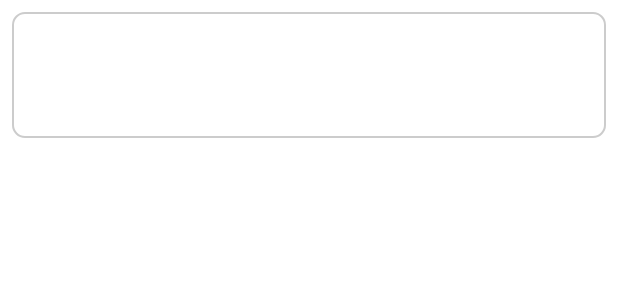
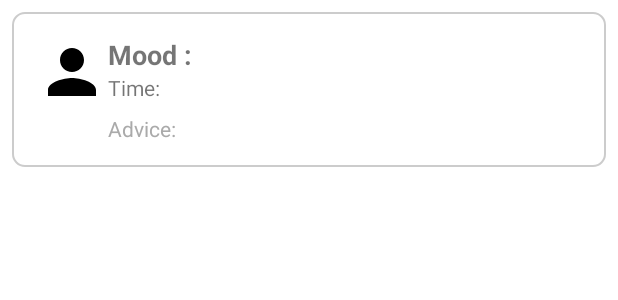
Before and after one commit to rasel-093/FerApp, an Android app: the layout emotion_history_item.xml on its own in the app's theme, with its tools: preview values and no code run, on a phone screen of 412 x 824 dp. Shown: the top 300 px of the screen. Run offline under Robolectric (Android 15) with nearby library versions, the phone set to English and light mode, and no system bars.

Commit message:
capturedImage added to recyclerview

```diff
--- a/app/src/main/java/com/vicksam/ferapp/MainActivity.kt
+++ b/app/src/main/java/com/vicksam/ferapp/MainActivity.kt
@@ -30,6 +30,7 @@ import husaynhakeem.io.facedetector.FaceBoundsOverlay
 import husaynhakeem.io.facedetector.FaceDetector
 import husaynhakeem.io.facedetector.Frame
 import husaynhakeem.io.facedetector.LensFacing
+import java.util.UUID
 
 class MainActivity : AppCompatActivity() {
 
@@ -68,8 +69,10 @@ class MainActivity : AppCompatActivity() {
                     super.onPictureTaken(result)
                     val byteArrayImage = result.data
                     // TODO: use dynamic date time. date time to string
+                    val uid = (0..10).random()
                     val history = History(
-                        dateTime = "2021", //todo : dynamic date
+                        historyId = uid,
+                        dateTime = "2021",
                         userId = 2,
                         expressionType = 3,
                         capturedFace = byteArrayImage,
--- a/app/src/main/java/com/vicksam/ferapp/db/history/History.kt
+++ b/app/src/main/java/com/vicksam/ferapp/db/history/History.kt
@@ -5,7 +5,7 @@ import androidx.room.PrimaryKey
 
 @Entity(tableName = "history")
 data class History(
-    @PrimaryKey(autoGenerate = true) val historyId: Int = 1,
+    @PrimaryKey(autoGenerate = true) val historyId: Int,
     val dateTime: String,
     val userId: Int,
     val expressionType: Int,
--- /dev/null
+++ b/app/src/main/res/drawable/captured_image_icon.xml
@@ -0,0 +1,5 @@
+<vector android:height="48dp" android:tint="#000000"
+    android:viewportHeight="24" android:viewportWidth="24"
+    android:width="48dp" xmlns:android="http://schemas.android.com/apk/res/android">
+    <path android:fillColor="@android:color/white" android:pathData="M12,12c2.21,0 4,-1.79 4,-4s-1.79,-4 -4,-4 -4,1.79 -4,4 1.79,4 4,4zM12,14c-2.67,0 -8,1.34 -8,4v2h16v-2c0,-2.66 -5.33,-4 -8,-4z"/>
+</vector>
--- a/app/src/main/res/layout/emotion_history_item.xml
+++ b/app/src/main/res/layout/emotion_history_item.xml
@@ -1,110 +1,80 @@
 <?xml version="1.0" encoding="utf-8"?>
-<!--<LinearLayout xmlns:android="http://schemas.android.com/apk/res/android"-->
-<!--    android:orientation="vertical"-->
-<!--    android:layout_width="match_parent"-->
-<!--    android:layout_height="match_parent"-->
-<!--    >-->
-<!--    <LinearLayout-->
-<!--        android:layout_width="match_parent"-->
-<!--        android:layout_height="wrap_content"-->
-<!--        android:orientation="horizontal"-->
-<!--        >-->
-
-<!--        <TextView-->
-<!--            android:id="@+id/emotion_text_view"-->
-<!--            android:layout_width="0dp"-->
-<!--            android:layout_height="wrap_content"-->
-<!--            android:text=""-->
-<!--            android:textSize="18sp"-->
-<!--            android:textStyle="bold"-->
-<!--            android:layout_weight="1" />-->
-
-<!--        <TextView-->
-<!--            android:id="@+id/timestamp_text_view"-->
-<!--            android:layout_width="0dp"-->
-<!--            android:layout_height="wrap_content"-->
-<!--            android:text=""-->
-<!--            android:textSize="14sp"-->
-<!--            android:layout_weight="1" />-->
-
-<!--    </LinearLayout>-->
-<!--    <TextView-->
-<!--        android:id="@+id/advice_text_view"-->
-<!--        android:layout_width="match_parent"-->
-<!--        android:layout_height="wrap_content"-->
-<!--        android:text=""-->
-<!--        />-->
-<!--</LinearLayout>-->
-
-<!--<LinearLayout xmlns:android="http://schemas.android.com/apk/res/android"-->
-<!--    android:orientation="vertical"-->
-<!--    android:layout_width="match_parent"-->
-<!--    android:layout_height="wrap_content"-->
-<!--    >-->
-
-<!--    <LinearLayout-->
-<!--        android:layout_width="match_parent"-->
-<!--        android:layout_height="wrap_content"-->
-<!--        android:orientation="horizontal"-->
-<!--        android:paddingVertical="8dp">-->
-
-<!--        <TextView-->
-<!--            android:id="@+id/emotion_text_view"-->
-<!--            android:layout_width="0dp"-->
-<!--            android:layout_height="wrap_content"-->
-<!--            android:text=""-->
-<!--            android:textSize="18sp"-->
-<!--            android:textStyle="bold"-->
-<!--            android:layout_weight="1" />-->
-
-<!--        <TextView-->
-<!--            android:id="@+id/timestamp_text_view"-->
-<!--            android:layout_width="0dp"-->
-<!--            android:layout_height="wrap_content"-->
-<!--            android:text=""-->
-<!--            android:textSize="14sp"-->
-<!--            android:layout_weight="1" />-->
-
-<!--    </LinearLayout>-->
-<!--    <TextView-->
-<!--        android:id="@+id/advice_text_view"-->
-<!--        android:layout_width="match_parent"-->
-<!--        android:layout_height="wrap_content"-->
-<!--        android:text=""-->
-<!--        android:paddingVertical="4dp"/>-->
-<!--</LinearLayout>-->
-
 <LinearLayout xmlns:android="http://schemas.android.com/apk/res/android"
     android:layout_width="match_parent"
     android:layout_height="wrap_content"
-    android:orientation="vertical"
+    android:orientation="horizontal"
     android:background="@drawable/item_background"
     android:padding="16dp"
     android:layout_margin="8dp">
 
+    <ImageView
+        android:id="@+id/capturedIv"
+        android:layout_width="wrap_content"
+        android:layout_height="wrap_content"
+        android:contentDescription="capturedImage"
+        android:src="@drawable/captured_image_icon"
+        />
+
     <LinearLayout
         android:layout_width="match_parent"
         android:layout_height="wrap_content"
-        android:orientation="horizontal">
-
+        android:orientation="vertical">
+        <LinearLayout
+            android:layout_width="wrap_content"
+            android:layout_height="wrap_content"
+            android:orientation="horizontal"
+            >
+            <TextView
+                android:id="@+id/emotion_title_text_view"
+                android:layout_width="wrap_content"
+                android:layout_height="wrap_content"
+                android:text="Mood : "
+                android:textSize="18sp"
+                android:textStyle="bold"
+                android:layout_weight="1" />
             <TextView
                 android:id="@+id/emotion_text_view"
-            android:layout_width="0dp"
+                android:layout_width="wrap_content"
                 android:layout_height="wrap_content"
                 android:text=""
                 android:textSize="18sp"
                 android:textStyle="bold"
                 android:layout_weight="1" />
+        </LinearLayout>
 
+        <LinearLayout
+            android:layout_width="wrap_content"
+            android:layout_height="wrap_content"
+            android:orientation="horizontal"
+            >
+            <TextView
+                android:id="@+id/timestamp_title_text_view"
+                android:layout_width="wrap_content"
+                android:layout_height="wrap_content"
+                android:text="Time: "
+                android:textSize="14sp"
+                android:layout_weight="1" />
             <TextView
                 android:id="@+id/timestamp_text_view"
-            android:layout_width="0dp"
+                android:layout_width="wrap_content"
                 android:layout_height="wrap_content"
                 android:text=""
                 android:textSize="14sp"
                 android:layout_weight="1" />
 
         </LinearLayout>
+        <LinearLayout
+            android:layout_width="wrap_content"
+            android:layout_height="wrap_content"
+            android:orientation="horizontal"
+            >
+            <TextView
+                android:id="@+id/advice_title_text_view"
+                android:layout_width="match_parent"
+                android:layout_height="wrap_content"
+                android:text="Advice: "
+                android:paddingTop="8dp"
+                android:textColor="@android:color/darker_gray"/>
             <TextView
                 android:id="@+id/advice_text_view"
                 android:layout_width="match_parent"
@@ -112,5 +82,40 @@
                 android:text=""
                 android:paddingTop="8dp"
                 android:textColor="@android:color/darker_gray"/>
+        </LinearLayout>
+    </LinearLayout>
+
 
 </LinearLayout>
+
+
+<!--<LinearLayout-->
+<!--android:layout_width="match_parent"-->
+<!--android:layout_height="wrap_content"-->
+<!--android:orientation="vertical">-->
+
+<!--<TextView-->
+<!--    android:id="@+id/emotion_text_view"-->
+<!--    android:layout_width="0dp"-->
+<!--    android:layout_height="wrap_content"-->
+<!--    android:text=""-->
+<!--    android:textSize="18sp"-->
+<!--    android:textStyle="bold"-->
+<!--    android:layout_weight="1" />-->
+
+<!--<TextView-->
+<!--    android:id="@+id/timestamp_text_view"-->
+<!--    android:layout_width="0dp"-->
+<!--    android:layout_height="wrap_content"-->
+<!--    android:text=""-->
+<!--    android:textSize="14sp"-->
+<!--    android:layout_weight="1" />-->
+
+<!--</LinearLayout>-->
+<!--<TextView-->
+<!--android:id="@+id/advice_text_view"-->
+<!--android:layout_width="match_parent"-->
+<!--android:layout_height="wrap_content"-->
+<!--android:text=""-->
+<!--android:paddingTop="8dp"-->
+<!--android:textColor="@android:color/darker_gray"/>-->
```
Also changed, not shown: app/src/main/java/com/vicksam/ferapp/ProfileActivity.kt (+16 -8 lines), app/src/main/java/com/vicksam/ferapp/emotionhistory/EmotionHistoryAdapter.kt (+19 -4 lines), app/src/main/res/layout/activity_profile.xml (+42 -76 lines). Lines whose indentation alone changed are shown as unchanged.
